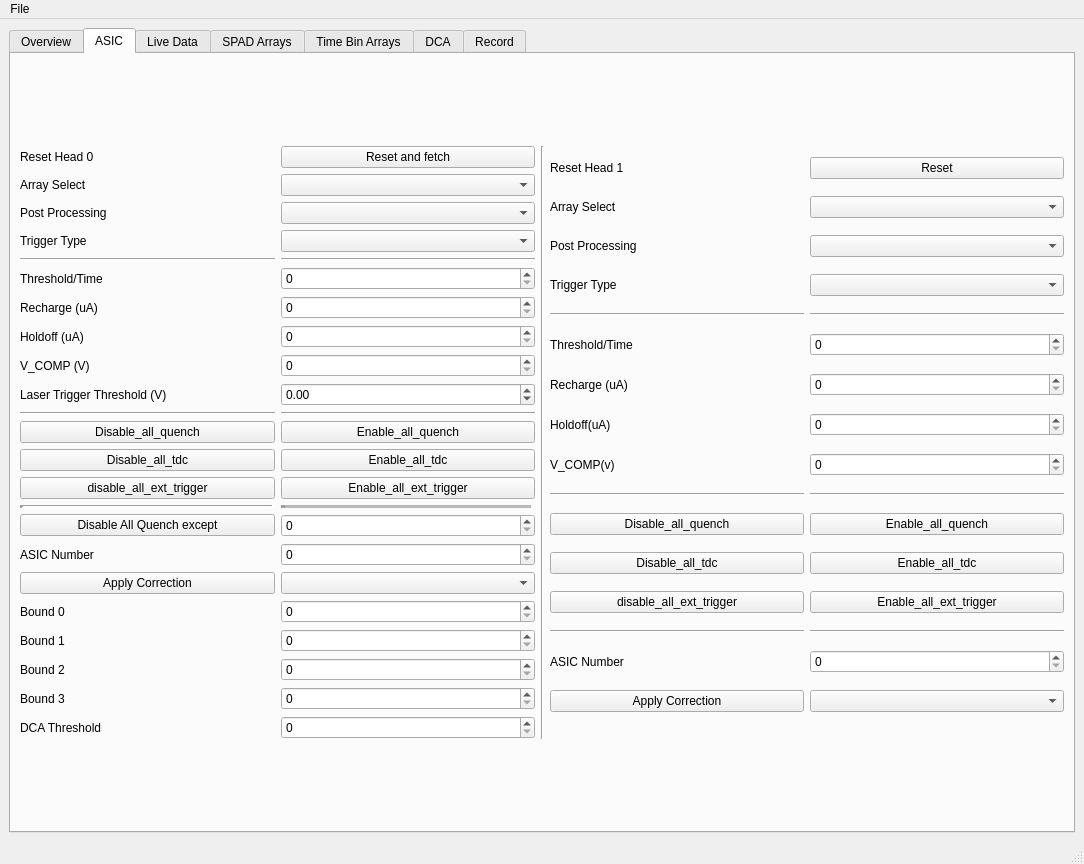
This is GUI/MainWindow.ui in sgcarrier/cephei2 as Qt 5 draws it before an edit. The edited form follows.
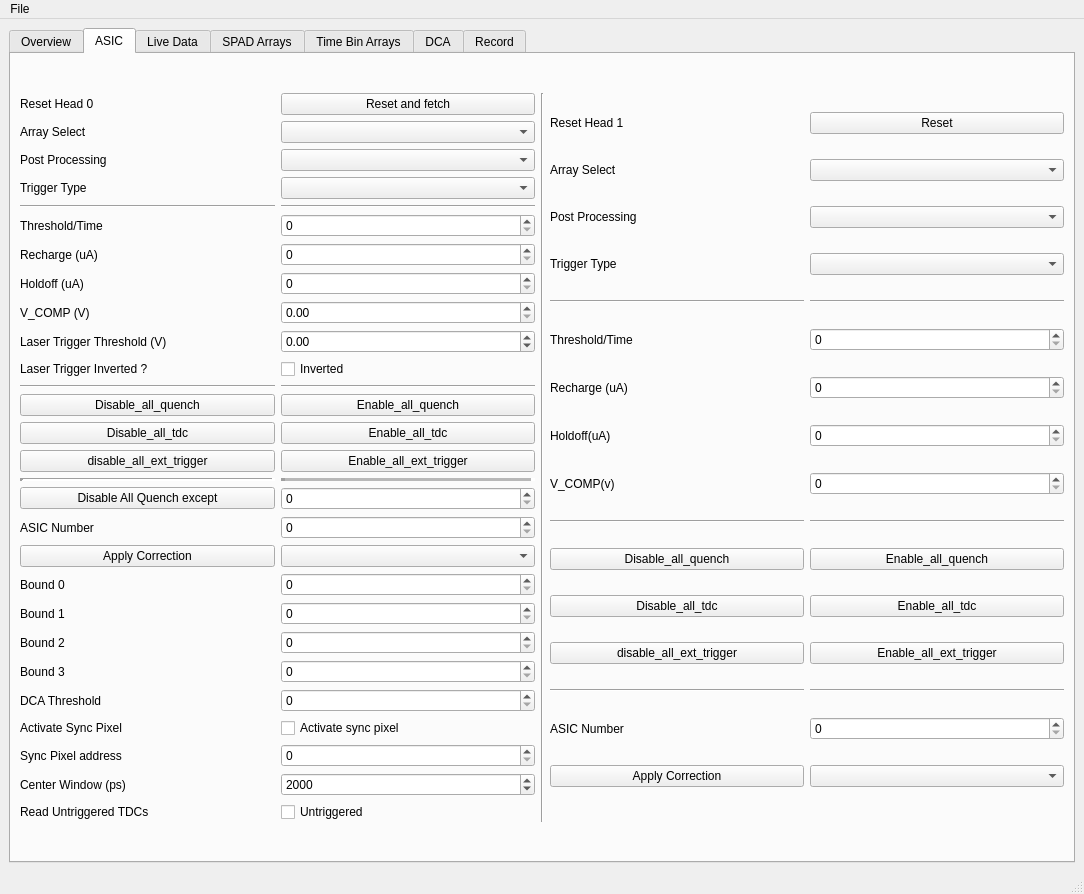
This is the edited form. The open tabs and pages were chosen to show the change. Custom widgets are drawn as their Qt base class.

```diff
--- a/GUI/MainWindow.ui
+++ b/GUI/MainWindow.ui
@@ -7,7 +7,7 @@
     <x>0</x>
     <y>0</y>
     <width>1084</width>
-    <height>864</height>
+    <height>894</height>
    </rect>
   </property>
   <property name="windowTitle">
@@ -492,24 +492,38 @@
            <layout class="QGridLayout" name="gridLayout_13">
             <item row="0" column="0">
              <layout class="QGridLayout" name="gridLayout_11">
-              <item row="17" column="0">
+              <item row="28" column="0">
+               <widget class="QLabel" name="label_62">
+                <property name="text">
+                 <string>Center Window (ps)</string>
+                </property>
+               </widget>
+              </item>
+              <item row="11" column="0">
+               <widget class="QLabel" name="label_47">
+                <property name="text">
+                 <string>Laser Trigger Threshold (V)</string>
+                </property>
+               </widget>
+              </item>
+              <item row="18" column="0">
                <widget class="QPushButton" name="disable_all_quench_but_pushButton">
                 <property name="text">
                  <string>Disable All Quench except</string>
                 </property>
                </widget>
               </item>
-              <item row="18" column="1">
+              <item row="19" column="1">
                <widget class="QSpinBox" name="asic_number_h0_spinBox"/>
               </item>
-              <item row="12" column="0">
+              <item row="13" column="0">
                <widget class="Line" name="line_5">
                 <property name="orientation">
                  <enum>Qt::Horizontal</enum>
                 </property>
                </widget>
               </item>
-              <item row="14" column="1">
+              <item row="15" column="1">
                <widget class="QPushButton" name="enable_all_tdc_h0_pushButton">
                 <property name="text">
                  <string>Enable_all_tdc</string>
@@ -536,7 +550,7 @@
               <item row="2" column="1">
                <widget class="QComboBox" name="post_processing_select_h0_comboBox"/>
               </item>
-              <item row="13" column="1">
+              <item row="14" column="1">
                <widget class="QPushButton" name="enable_all_quench_h0_pushButton">
                 <property name="text">
                  <string>Enable_all_quench</string>
@@ -553,21 +567,21 @@
                 </property>
                </widget>
               </item>
-              <item row="15" column="0">
+              <item row="16" column="0">
                <widget class="QPushButton" name="disable_all_ext_trigger_h0_pushButton">
                 <property name="text">
                  <string>disable_all_ext_trigger</string>
                 </property>
                </widget>
               </item>
-              <item row="13" column="0">
+              <item row="14" column="0">
                <widget class="QPushButton" name="disable_all_quench_h0_pushButton">
                 <property name="text">
                  <string>Disable_all_quench</string>
                 </property>
                </widget>
               </item>
-              <item row="15" column="1">
+              <item row="16" column="1">
                <widget class="QPushButton" name="enable_all_ext_trigger_h0_pushButton">
                 <property name="text">
                  <string>Enable_all_ext_trigger</string>
@@ -588,7 +602,7 @@
                 </property>
                </widget>
               </item>
-              <item row="16" column="0">
+              <item row="17" column="0">
                <widget class="Line" name="line">
                 <property name="lineWidth">
                  <number>4</number>
@@ -605,10 +619,7 @@
                 </property>
                </widget>
               </item>
-              <item row="10" column="1">
-               <widget class="QSpinBox" name="v_comp_h0_spinBox"/>
-              </item>
-              <item row="14" column="0">
+              <item row="15" column="0">
                <widget class="QPushButton" name="disable_all_tdc_h0_pushButton">
                 <property name="text">
                  <string>Disable_all_tdc</string>
@@ -635,7 +646,7 @@
                 </property>
                </widget>
               </item>
-              <item row="16" column="1">
+              <item row="17" column="1">
                <widget class="Line" name="line_2">
                 <property name="lineWidth">
                  <number>4</number>
@@ -662,17 +673,17 @@
                 </property>
                </widget>
               </item>
-              <item row="19" column="1">
+              <item row="20" column="1">
                <widget class="QComboBox" name="correction_type_h0_comboBox"/>
               </item>
-              <item row="18" column="0">
-               <widget class="QLabel" name="label_41">
-                <property name="text">
-                 <string>ASIC Number</string>
-                </property>
-               </widget>
-              </item>
               <item row="19" column="0">
+               <widget class="QLabel" name="label_41">
+                <property name="text">
+                 <string>ASIC Number</string>
+                </property>
+               </widget>
+              </item>
+              <item row="20" column="0">
                <widget class="QPushButton" name="apply_correction_h0_pushButtion">
                 <property name="text">
                  <string>Apply Correction</string>
@@ -693,63 +704,63 @@
                 </property>
                </widget>
               </item>
-              <item row="12" column="1">
+              <item row="13" column="1">
                <widget class="Line" name="line_6">
                 <property name="orientation">
                  <enum>Qt::Horizontal</enum>
                 </property>
                </widget>
               </item>
-              <item row="21" column="1">
+              <item row="22" column="1">
                <widget class="QSpinBox" name="bound_1_h0_spinBox">
                 <property name="maximum">
                  <number>10000</number>
                 </property>
                </widget>
               </item>
-              <item row="20" column="1">
+              <item row="21" column="1">
                <widget class="QSpinBox" name="bound_0_h0_spinBox">
                 <property name="maximum">
                  <number>10000</number>
                 </property>
                </widget>
               </item>
-              <item row="22" column="1">
-               <widget class="QSpinBox" name="bound_2_h0_spinBox">
-                <property name="maximum">
-                 <number>10000</number>
-                </property>
-               </widget>
-              </item>
               <item row="23" column="1">
+               <widget class="QSpinBox" name="bound_2_h0_spinBox">
+                <property name="maximum">
+                 <number>10000</number>
+                </property>
+               </widget>
+              </item>
+              <item row="24" column="1">
                <widget class="QSpinBox" name="bound_3_h0_spinBox">
                 <property name="maximum">
                  <number>10000</number>
                 </property>
                </widget>
               </item>
-              <item row="20" column="0">
+              <item row="21" column="0">
                <widget class="QLabel" name="label_43">
                 <property name="text">
                  <string>Bound 0</string>
                 </property>
                </widget>
               </item>
-              <item row="21" column="0">
+              <item row="22" column="0">
                <widget class="QLabel" name="label_44">
                 <property name="text">
                  <string>Bound 1</string>
                 </property>
                </widget>
               </item>
-              <item row="22" column="0">
+              <item row="23" column="0">
                <widget class="QLabel" name="label_45">
                 <property name="text">
                  <string>Bound 2</string>
                 </property>
                </widget>
               </item>
-              <item row="23" column="0">
+              <item row="24" column="0">
                <widget class="QLabel" name="label_46">
                 <property name="text">
                  <string>Bound 3</string>
@@ -766,30 +777,88 @@
                 </property>
                </widget>
               </item>
-              <item row="11" column="0">
-               <widget class="QLabel" name="label_47">
-                <property name="text">
-                 <string>Laser Trigger Threshold (V)</string>
-                </property>
-               </widget>
-              </item>
-              <item row="17" column="1">
+              <item row="18" column="1">
                <widget class="QSpinBox" name="quench_exception_h0_spinBox">
                 <property name="maximum">
                  <number>192</number>
                 </property>
                </widget>
               </item>
-              <item row="24" column="0">
+              <item row="25" column="0">
                <widget class="QLabel" name="label_57">
                 <property name="text">
                  <string>DCA Threshold</string>
                 </property>
                </widget>
               </item>
-              <item row="24" column="1">
+              <item row="25" column="1">
                <widget class="QSpinBox" name="dca_threshold_h0_spinBox"/>
               </item>
+              <item row="10" column="1">
+               <widget class="QDoubleSpinBox" name="v_comp_h0_doubleSpinBox"/>
+              </item>
+              <item row="26" column="1">
+               <widget class="QCheckBox" name="activate_sync_pixel_checkBox">
+                <property name="text">
+                 <string>Activate sync pixel</string>
+                </property>
+               </widget>
+              </item>
+              <item row="27" column="1">
+               <widget class="QSpinBox" name="sync_pixel_addr_h0_spinBox"/>
+              </item>
+              <item row="28" column="1">
+               <widget class="QSpinBox" name="center_window_delay_spinBox">
+                <property name="maximum">
+                 <number>9000</number>
+                </property>
+                <property name="value">
+                 <number>2000</number>
+                </property>
+               </widget>
+              </item>
+              <item row="27" column="0">
+               <widget class="QLabel" name="label_61">
+                <property name="text">
+                 <string>Sync Pixel address</string>
+                </property>
+               </widget>
+              </item>
+              <item row="26" column="0">
+               <widget class="QLabel" name="label_60">
+                <property name="text">
+                 <string>Activate Sync Pixel</string>
+                </property>
+               </widget>
+              </item>
+              <item row="29" column="1">
+               <widget class="QCheckBox" name="read_untriggered_checkBox">
+                <property name="text">
+                 <string>Untriggered</string>
+                </property>
+               </widget>
+              </item>
+              <item row="29" column="0">
+               <widget class="QLabel" name="label_63">
+                <property name="text">
+                 <string>Read Untriggered TDCs</string>
+                </property>
+               </widget>
+              </item>
+              <item row="12" column="1">
+               <widget class="QCheckBox" name="laser_trigger_h0_inverted_checkBox">
+                <property name="text">
+                 <string>Inverted</string>
+                </property>
+               </widget>
+              </item>
+              <item row="12" column="0">
+               <widget class="QLabel" name="label_64">
+                <property name="text">
+                 <string>Laser Trigger Inverted ?</string>
+                </property>
+               </widget>
+              </item>
              </layout>
             </item>
             <item row="0" column="2">
```
Left out of the diff: 4 changed lines with no effect on the pictures.
